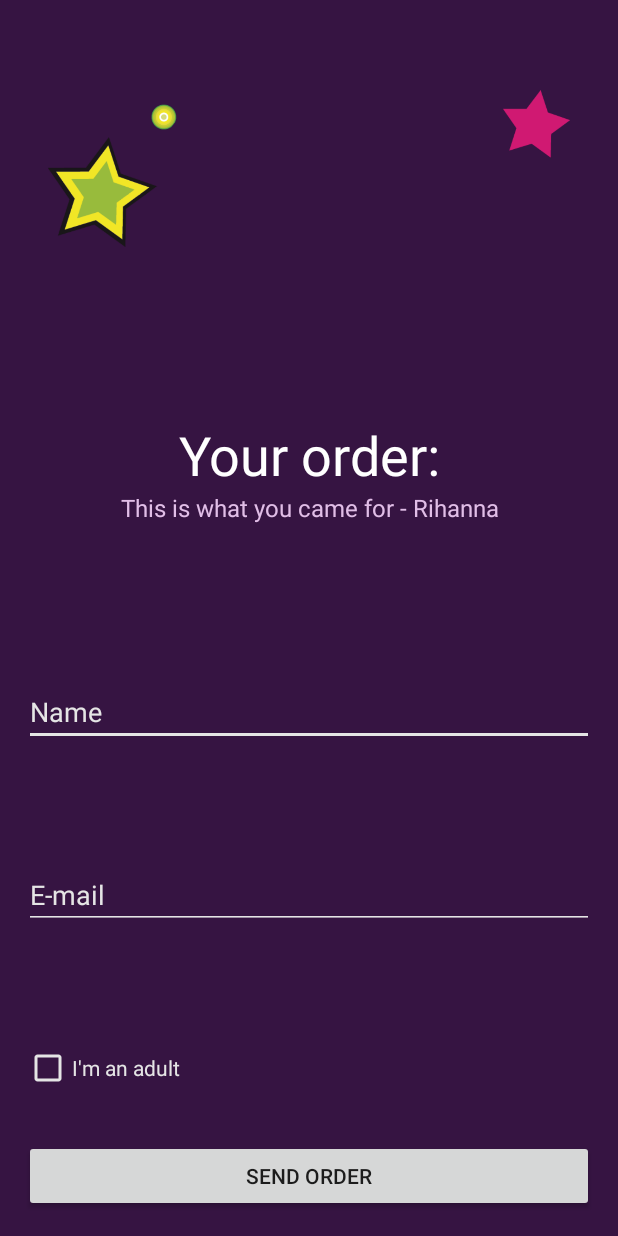
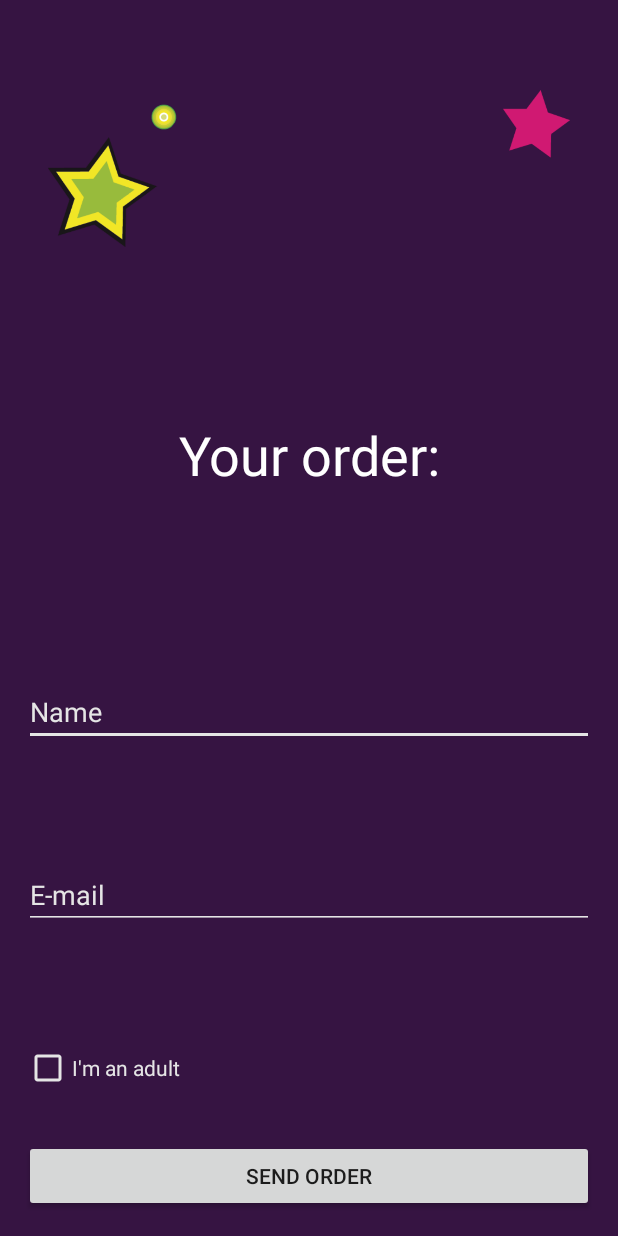
Before and after one commit to hakat0m/KaraokeBar, an Android app: the TrackOrderFormActivity screen opened directly, with no data from a screen before it, on a phone screen of 412 x 824 dp. Run offline under Robolectric (Android 15) with nearby library versions, the phone set to English and light mode, and no system bars; 1 statement that could not run was skipped.

Commit message:
Add chosen song title to the form textview

```diff
--- a/app/src/main/java/com/example/android/karaokebar/OrderFragment.java
+++ b/app/src/main/java/com/example/android/karaokebar/OrderFragment.java
@@ -96,9 +96,9 @@
                     @Override
                     public void onItemClicked(RecyclerView recyclerView, int position, View v) {
 
+                        // Get song title from the string array with song titles
+                        String orderedSong = image_titles[position];
 
-
-                        String orderedSong = "Frozen, Let it go";
                         // Create new intent to open {@link TabbedActivity}
                         Intent formIntend = new Intent(OrderFragment.super.getContext(), TrackOrderFormActivity.class);
 
--- a/app/src/main/java/com/example/android/karaokebar/Performance.java
+++ b/app/src/main/java/com/example/android/karaokebar/Performance.java
@@ -2,6 +2,8 @@
 
 /**
  * Created by Aga on 3/2/2017.
+ *
+ * If you're gonna fail, fail HUGE...:)
  */
 
 public class Performance {
@@ -17,6 +19,7 @@
 * @param pArtistName is name of singer
 * @param pTitle is the title of the performed song
 *
+* Don’t Facebook me, bro
 * */
 
     public Performance(String pSinger, String pArtist, String pTitle, int pImageResourceId) {
--- a/app/src/main/java/com/example/android/karaokebar/SceneFragment.java
+++ b/app/src/main/java/com/example/android/karaokebar/SceneFragment.java
@@ -12,8 +12,11 @@
 
 /**
  * A simple {@link Fragment} subclass.
+ *
  */
 public class SceneFragment extends Fragment {
+
+    public ArrayList<Performance> _performanceList;
 
 
     public SceneFragment() {
@@ -27,7 +30,7 @@
 
         //Create and populate list of song that will be displayed
         //in On scene tab.
-        ArrayList<Performance> _performanceList = new ArrayList<Performance>();
+        _performanceList = new ArrayList<Performance>();
 
         _performanceList.add(new Performance("Janet", "Rihanna", "\"This Is What You Came For\"", R.drawable.abby));
         _performanceList.add(new Performance("Mark", "Twenty one pilots", "\"Heathens\"", R.drawable.mark));
--- a/app/src/main/java/com/example/android/karaokebar/TrackOrderFormActivity.java
+++ b/app/src/main/java/com/example/android/karaokebar/TrackOrderFormActivity.java
@@ -3,6 +3,7 @@
 import android.support.v7.app.AppCompatActivity;
 import android.os.Bundle;
 import android.util.Log;
+import android.widget.TextView;
 
 public class TrackOrderFormActivity extends AppCompatActivity {
 
@@ -11,9 +12,14 @@
         super.onCreate(savedInstanceState);
         setContentView(R.layout.activity_track_order_form);
 
+
+        // Get string parameter song name
         Bundle b = getIntent().getExtras();
         String songOrder = b.getString("song");
-        Log.i("Ordered Song: ", songOrder);
+
+        // Set song title to the Text View
+        TextView titleTextView = (TextView) findViewById(R.id.song_name);
+        titleTextView.setText(songOrder);
 
     }
 }
--- a/app/src/main/res/layout/activity_track_order_form.xml
+++ b/app/src/main/res/layout/activity_track_order_form.xml
@@ -34,9 +34,9 @@
 			android:textSize="36dp"/>
 
 		<TextView
+			android:id="@+id/song_name"
 			android:layout_width="match_parent"
 			android:layout_height="wrap_content"
-			android:text="This is what you came for - Rihanna"
 			android:textColor="@color/colorPrimaryLight"
 			android:gravity="center"
 			android:textSize="16dp"/>
@@ -54,7 +54,8 @@
 			android:layout_width="match_parent"
 			android:layout_height="wrap_content"
 			android:inputType="textPersonName"
-			android:text="Name"
+			android:hint="Name"
+			android:textColorHint="@color/background"
 			android:ems="10"
 			android:textColor="@color/background"
 			android:backgroundTint="@color/background"/>
@@ -67,7 +68,8 @@
 			android:layout_height="wrap_content"
 			android:inputType="textEmailAddress"
 			android:ems="10"
-			android:text="E-mail"
+			android:hint="E-mail"
+			android:textColorHint="@color/background"
 			android:textColor="@color/background"
 			android:backgroundTint="@color/background"/>
 
@@ -86,6 +88,7 @@
 
 
 	<Button
+		android:id="@+id/send_order_btn"
 		android:text="Send Order"
 		android:layout_width="match_parent"
 		android:layout_height="wrap_content"
```
